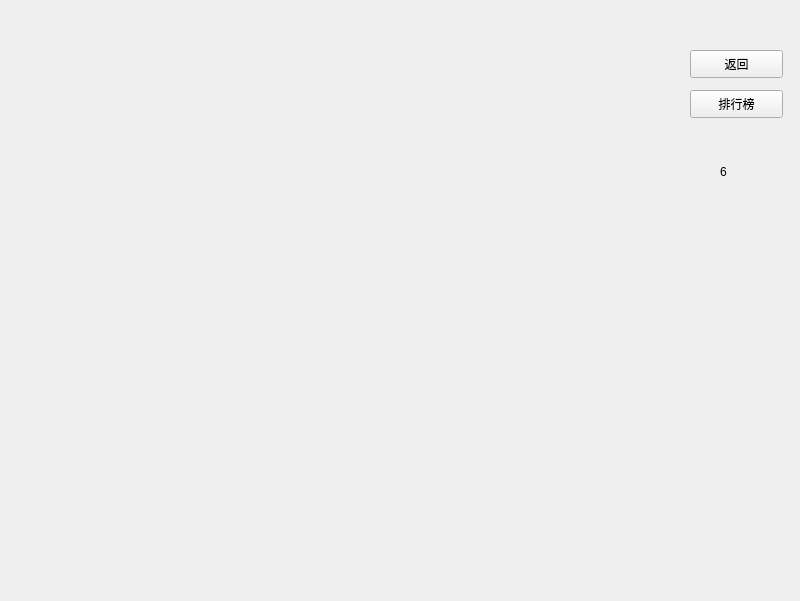
Old version of the form game.ui in the repository NorthOuterTowner/Bejeweled4.
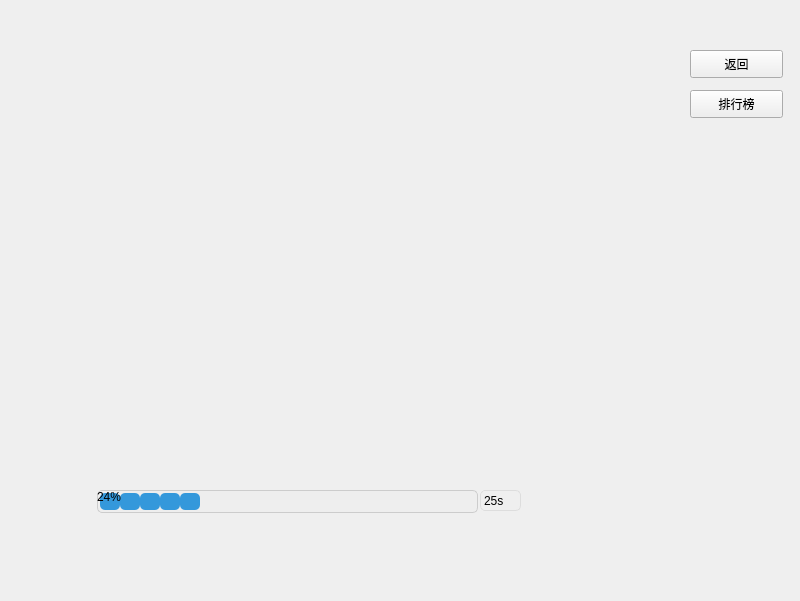
New version of the form.

Commit message: 加了倒计时进度条

What changed in the file:
```diff
--- a/game.ui
+++ b/game.ui
@@ -42,10 +42,10 @@
   <widget class="QLabel" name="timerLabel">
    <property name="geometry">
     <rect>
-     <x>720</x>
-     <y>162</y>
-     <width>40</width>
-     <height>20</height>
+     <x>480</x>
+     <y>490</y>
+     <width>41</width>
+     <height>21</height>
     </rect>
    </property>
    <property name="tabletTracking">
@@ -54,8 +54,19 @@
    <property name="focusPolicy">
     <enum>Qt::FocusPolicy::NoFocus</enum>
    </property>
+   <property name="styleSheet">
+    <string notr="true">QLabel {
+	font: italic 18pt &quot;Monotype Corsiva&quot;;
+    border: 1px solid #ddd;         /* 边框颜色 */
+    border-radius: 5px;             /* 边框圆角 */
+}
+
+QLabel[alignment=&quot;center&quot;] {
+    text-align: center;             /* 文本居中对齐 */
+}</string>
+   </property>
    <property name="text">
-    <string>6</string>
+    <string>25s</string>
    </property>
    <property name="scaledContents">
     <bool>true</bool>
@@ -64,6 +75,33 @@
     <bool>true</bool>
    </property>
   </widget>
+  <widget class="QProgressBar" name="progressBar">
+   <property name="geometry">
+    <rect>
+     <x>97</x>
+     <y>490</y>
+     <width>381</width>
+     <height>23</height>
+    </rect>
+   </property>
+   <property name="styleSheet">
+    <string notr="true">QProgressBar {
+    border: 1px solid #ccc;         /* 进度条边框颜色 */
+    border-radius: 5px;             /* 进度条圆角 */
+    background: #eee;               /* 进度条背景颜色 */
+    padding: 2px;                   /* 内边距 */
+}
+
+QProgressBar::chunk {
+    background: #3498db;            /* 进度条填充颜色 */
+    width: 20px;                    /* 填充块宽度 */
+    border-radius: 5px;             /* 填充块圆角 */
+}</string>
+   </property>
+   <property name="value">
+    <number>24</number>
+   </property>
+  </widget>
  </widget>
  <resources/>
  <connections/>
```
The commit also changes 30 other files.
